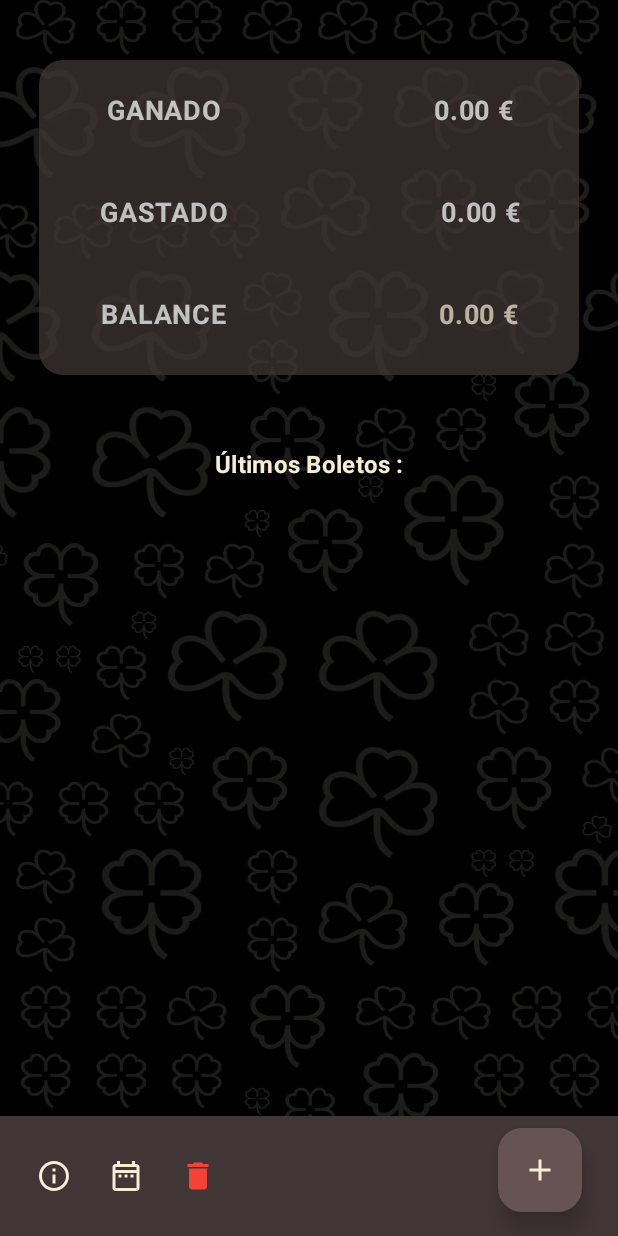
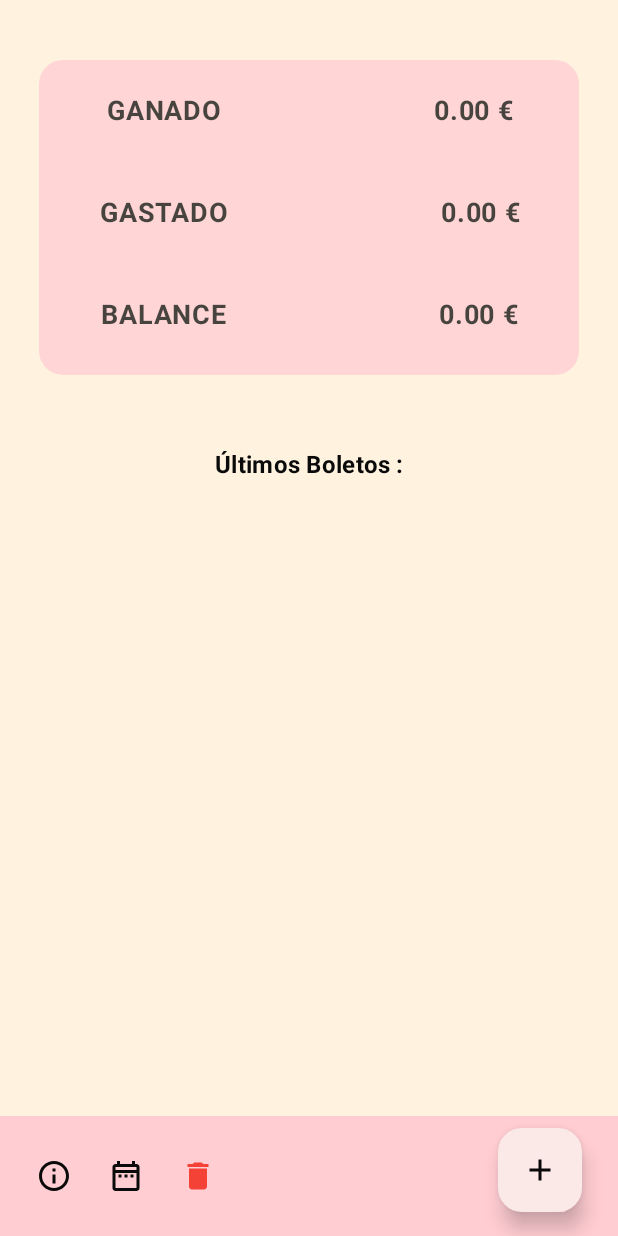
Before and after one commit to petyo-petkov/LotteryBalance, an Android app built with Jetpack Compose: the screen it shows after launch (MainActivity), on a phone screen of 412 x 824 dp. Run offline under Robolectric (Android 15) with nearby library versions, the light colour scheme and no system bars; our stand-ins replace Dagger/Hilt's generated code, Room's generated code; libraries missing offline, so code that uses them is left out: com.google.mlkit.vision.

Commit message:
ui theme

```diff
--- a/app/src/main/java/com/example/lotterybalance/presentation/firstScreen/BalanceCard.kt
+++ b/app/src/main/java/com/example/lotterybalance/presentation/firstScreen/BalanceCard.kt
@@ -27,10 +27,11 @@ import kotlin.text.Typography.euro
 fun BalanceCard(gastado: Double, ganado: Double) {
 
     val balance = ganado - gastado
+    @Composable
     fun cambiarColor(valor: Double): Color {
         val colorMayor = Color(0xFF00C853)
         val colorMenor = Color(0xFFEF5350)
-        val colorNeutro = Color(0xFFF8EDD5)
+        val colorNeutro = MaterialTheme.colorScheme.tertiary
 
         val colorBalance: Color = if (valor > 0.0) {
             colorMayor
@@ -47,20 +48,20 @@ fun BalanceCard(gastado: Double, ganado: Double) {
             .size(360.dp, 210.dp)
             .alpha(0.75F),
         shape = ShapeDefaults.Large,
-        colors = CardDefaults.cardColors(containerColor = Color(0xFF413535))
+        colors = CardDefaults.cardColors(containerColor = MaterialTheme.colorScheme.primary)
 
     ) {
 
         Fila(
             texto = "GANADO",
             valor = String.format(locale = Locale.ENGLISH, "%.2f", ganado),
-            color = Color.White
+            color = MaterialTheme.colorScheme.tertiary
         )
 
         Fila(
             texto = "GASTADO",
             valor = String.format(locale = Locale.ENGLISH, "%.2f", gastado),
-            color = Color.White
+            color = MaterialTheme.colorScheme.tertiary
         )
 
         Fila(
@@ -91,7 +92,7 @@ fun Fila(texto: String, valor: String, color: Color) {
             fontSize = 18.sp,
             textAlign = TextAlign.Start,
             fontWeight = FontWeight.Bold,
-            color = Color.White,
+            color = MaterialTheme.colorScheme.tertiary,
             style = MaterialTheme.typography.bodyLarge
         )
         Spacer(modifier = Modifier.padding(horizontal = 70.dp))
--- a/app/src/main/java/com/example/lotterybalance/presentation/firstScreen/BottomBar.kt
+++ b/app/src/main/java/com/example/lotterybalance/presentation/firstScreen/BottomBar.kt
@@ -20,6 +20,7 @@ import androidx.compose.material3.ExperimentalMaterial3Api
 import androidx.compose.material3.Icon
 import androidx.compose.material3.IconButton
 import androidx.compose.material3.IconButtonDefaults
+import androidx.compose.material3.MaterialTheme
 import androidx.compose.material3.Text
 import androidx.compose.material3.TextButton
 import androidx.compose.material3.rememberDateRangePickerState
@@ -77,12 +78,9 @@ fun BottomBar(
             }
 
             // sel. fechas
-            IconButton(onClick = { openDialog = true },
-                colors = IconButtonDefaults.iconButtonColors(
-                    contentColor = Color(0xFFF8EDD5)
-                )
-
-            ){
+            IconButton(onClick = { openDialog = true }
+            )
+            {
                 Icon(Icons.Outlined.DateRange, contentDescription = null)
             }
 
@@ -98,8 +96,8 @@ fun BottomBar(
         },
         modifier = Modifier,
         floatingActionButton = { FAB() },
-        containerColor = Color(0xFF413535),
-        contentColor = Color(0xFFF8EDD5),
+        containerColor = MaterialTheme.colorScheme.primary,
+        contentColor = MaterialTheme.colorScheme.tertiary,
         contentPadding = PaddingValues(horizontal = 12.dp)
     )
 
@@ -116,7 +114,7 @@ fun BottomBar(
                     },
                     enabled = state.selectedEndDateMillis != null
                 ) {
-                    Text(text = "Ok", color = Color.White)
+                    Text(text = "Ok", color = MaterialTheme.colorScheme.tertiary)
                 }
             },
             modifier = Modifier,
@@ -126,7 +124,7 @@ fun BottomBar(
                         openDialog = false
                     }
                 ) {
-                    Text("Cancel", color = Color.White)
+                    Text("Cancel", color = MaterialTheme.colorScheme.tertiary)
                 }
             }
         ) {
--- a/app/src/main/java/com/example/lotterybalance/presentation/firstScreen/DialogoBorrar.kt
+++ b/app/src/main/java/com/example/lotterybalance/presentation/firstScreen/DialogoBorrar.kt
@@ -1,10 +1,10 @@
 package com.example.lotterybalance.presentation.firstScreen
 
 import androidx.compose.material3.AlertDialog
+import androidx.compose.material3.MaterialTheme
 import androidx.compose.material3.Text
 import androidx.compose.material3.TextButton
 import androidx.compose.runtime.Composable
-import androidx.compose.ui.graphics.Color
 
 @Composable
 fun DialogoBorrar(
@@ -20,13 +20,13 @@ fun DialogoBorrar(
                     onConfirm()
                     onDismiss()
                                      },) {
-                    Text(text = "BORRAR", color = Color.White)
+                    Text(text = "BORRAR", color = MaterialTheme.colorScheme.tertiary)
                 }
             },
             dismissButton = {
                 TextButton(onClick = { onDismiss() }) {
                     Text(text = "CANCELAR",
-                        color = Color.White)
+                        color = MaterialTheme.colorScheme.tertiary)
 
                 }
             },
--- a/app/src/main/java/com/example/lotterybalance/presentation/firstScreen/DialogoBorrarUno.kt
+++ b/app/src/main/java/com/example/lotterybalance/presentation/firstScreen/DialogoBorrarUno.kt
@@ -1,6 +1,7 @@
 package com.example.lotterybalance.presentation.firstScreen
 
 import androidx.compose.material3.AlertDialog
+import androidx.compose.material3.MaterialTheme
 import androidx.compose.material3.Text
 import androidx.compose.material3.TextButton
 import androidx.compose.runtime.Composable
@@ -21,13 +22,13 @@ fun DialogoBorrarUno(
                     onConfirm()
                     onDismiss()
                 },) {
-                    Text(text = "BORRAR", color = Color.White)
+                    Text(text = "BORRAR", color = MaterialTheme.colorScheme.tertiary)
                 }
             },
             dismissButton = {
                 TextButton(onClick = { onDismiss() }) {
                     Text(text = "CANCELAR",
-                        color = Color.White)
+                        color = MaterialTheme.colorScheme.tertiary)
 
                 }
             },
--- a/app/src/main/java/com/example/lotterybalance/presentation/firstScreen/FAB.kt
+++ b/app/src/main/java/com/example/lotterybalance/presentation/firstScreen/FAB.kt
@@ -5,9 +5,9 @@ import androidx.compose.material.icons.filled.Add
 import androidx.compose.material3.FloatingActionButton
 import androidx.compose.material3.FloatingActionButtonDefaults
 import androidx.compose.material3.Icon
+import androidx.compose.material3.MaterialTheme
 import androidx.compose.runtime.Composable
 import androidx.compose.ui.Modifier
-import androidx.compose.ui.graphics.Color
 import androidx.compose.ui.unit.dp
 import androidx.hilt.navigation.compose.hiltViewModel
 import com.example.lotterybalance.viewModels.MainViewModel
@@ -18,8 +18,8 @@ fun FAB(viewModel: MainViewModel = hiltViewModel()) {
     FloatingActionButton(
         onClick = { viewModel.startScanning() },
         modifier = Modifier,
-        containerColor = Color(0xFF665454),
-        contentColor = Color(0xFFF8EDD5),
+        containerColor = MaterialTheme.colorScheme.secondary,
+        contentColor = MaterialTheme.colorScheme.tertiary,
         elevation = FloatingActionButtonDefaults.elevation(8.dp)
     ) {
         Icon(Icons.Filled.Add, null)
--- a/app/src/main/java/com/example/lotterybalance/presentation/firstScreen/ScreenContent.kt
+++ b/app/src/main/java/com/example/lotterybalance/presentation/firstScreen/ScreenContent.kt
@@ -1,5 +1,6 @@
 package com.example.lotterybalance.presentation.firstScreen
 
+import androidx.compose.foundation.background
 import androidx.compose.foundation.layout.Column
 import androidx.compose.foundation.layout.Spacer
 import androidx.compose.foundation.layout.fillMaxSize
@@ -10,14 +11,9 @@ import androidx.compose.material3.Text
 import androidx.compose.runtime.Composable
 import androidx.compose.ui.Alignment
 import androidx.compose.ui.Modifier
-import androidx.compose.ui.draw.paint
-import androidx.compose.ui.graphics.Color
-import androidx.compose.ui.layout.ContentScale
-import androidx.compose.ui.res.painterResource
 import androidx.compose.ui.text.font.FontWeight
 import androidx.compose.ui.text.style.TextAlign
 import androidx.compose.ui.unit.dp
-import com.example.lotterybalance.R
 import com.example.lotterybalance.viewModels.BoletoViewModel
 
 @Composable
@@ -43,10 +39,11 @@ fun Content(
         horizontalAlignment = Alignment.CenterHorizontally,
         modifier = Modifier
             .fillMaxSize()
-            .paint(
-                painter = painterResource(id = R.drawable.fondo1),
-                contentScale = ContentScale.FillBounds
-            )
+            .background(MaterialTheme.colorScheme.background)
+           // .paint(
+           //     painter = painterResource(id = R.drawable.fondo1),
+           //     contentScale = ContentScale.FillBounds
+           // )
     )
     {
         Spacer(modifier = Modifier.padding(20.dp))
@@ -56,7 +53,7 @@ fun Content(
         Spacer(modifier = Modifier.padding(24.dp))
 
         Text(
-            color = Color(0xFFF8EDD5),
+            color = MaterialTheme.colorScheme.tertiary,
             text = "Últimos Boletos :",
             modifier = Modifier.fillMaxWidth(),
             textAlign = TextAlign.Center,
@@ -70,4 +67,5 @@ fun Content(
     }
 
 
+
 }
--- a/app/src/main/java/com/example/lotterybalance/presentation/secondScreen/SecFAB.kt
+++ b/app/src/main/java/com/example/lotterybalance/presentation/secondScreen/SecFAB.kt
@@ -6,9 +6,9 @@ import androidx.compose.material.icons.automirrored.filled.ArrowBack
 import androidx.compose.material3.FloatingActionButton
 import androidx.compose.material3.FloatingActionButtonDefaults
 import androidx.compose.material3.Icon
+import androidx.compose.material3.MaterialTheme
 import androidx.compose.runtime.Composable
 import androidx.compose.ui.Modifier
-import androidx.compose.ui.graphics.Color
 import androidx.compose.ui.unit.dp
 import androidx.navigation.NavController
 import com.example.lotterybalance.navigation.AppScreens
@@ -22,8 +22,8 @@ fun SecFAB(navController: NavController) {
             }
         },
         modifier = Modifier.padding(bottom = 24.dp, end = 18.dp),
-        containerColor = Color(0xFF665454),
-        contentColor = Color(0xFFF8EDD5),
+        containerColor = MaterialTheme.colorScheme.secondary,
+        contentColor = MaterialTheme.colorScheme.tertiary,
         elevation = FloatingActionButtonDefaults.elevation(4.dp)
 
     ) {
--- a/app/src/main/java/com/example/lotterybalance/repo/MainRepo.kt
+++ b/app/src/main/java/com/example/lotterybalance/repo/MainRepo.kt
@@ -31,6 +31,8 @@ class MainRepo @Inject constructor(
                 }
                 .addOnFailureListener {
                     Toast.makeText(context, it.message, Toast.LENGTH_LONG).show()
+                    Toast.makeText(context, "codigo no compatible o ya existe", Toast.LENGTH_LONG)
+                        .show()
                 }
             awaitClose { }
         }
--- a/app/src/main/java/com/example/lotterybalance/ui/theme/Color.kt
+++ b/app/src/main/java/com/example/lotterybalance/ui/theme/Color.kt
@@ -2,10 +2,12 @@ package com.example.lotterybalance.ui.theme
 
 import androidx.compose.ui.graphics.Color
 
-val Primario = Color(0xFF413535)
-val Secundario = Color(0xFF665454)
-val Contenido = Color(0xFFF8EDD5)
+val Chocolate = Color(0xFF413535)
+val Cacao = Color(0xFF665454)
+val Texto = Color(0xFFF8EDD5)
+val backgroundOscuro = Color(0xFF0E0E0E)
 
-val Background = Color(0xFF4D4C4C)
-val PurpleGrey40 = Color(0xFF625b71)
-val Pink40 = Color(0xFF7D5260)
+val Clarito = Color(0xFFFFCDD2)
+val Banana = Color(0xFFFBE9E7)
+val TextoOscuro = Color(0xFF0A0A0A)
+val backgroundClaro = Color(0xFFFFF3E0)
--- a/app/src/main/java/com/example/lotterybalance/ui/theme/Theme.kt
+++ b/app/src/main/java/com/example/lotterybalance/ui/theme/Theme.kt
@@ -1,7 +1,6 @@
 package com.example.lotterybalance.ui.theme
 
 import android.app.Activity
-import android.os.Build
 import androidx.compose.foundation.isSystemInDarkTheme
 import androidx.compose.material3.MaterialTheme
 import androidx.compose.material3.darkColorScheme
@@ -10,32 +9,35 @@ import androidx.compose.material3.dynamicLightColorScheme
 import androidx.compose.material3.lightColorScheme
 import androidx.compose.runtime.Composable
 import androidx.compose.runtime.SideEffect
-import androidx.compose.ui.graphics.Color
 import androidx.compose.ui.graphics.toArgb
 import androidx.compose.ui.platform.LocalContext
 import androidx.compose.ui.platform.LocalView
 import androidx.core.view.WindowCompat
 
 private val DarkColorScheme = darkColorScheme(
-    primary = Color(0xFF413535),
-    secondary = Color(0xFF665454),
-    tertiary = Color(0xFFF8EDD5)
+    primary = Chocolate,
+    secondary = Cacao,
+    tertiary = Texto,
+    background = backgroundOscuro,
+
 )
 
 private val LightColorScheme = lightColorScheme(
-    primary = Color(0xFF665454),
-    secondary = PurpleGrey40,
-    tertiary = Pink40
-
-    /* Other default colors to override
-    background = Color(0xFFFFFBFE),
-    surface = Color(0xFFFFFBFE),
+    primary = Clarito,
+    secondary = Banana,
+    tertiary = TextoOscuro,
+    background = backgroundClaro
+/*
+    background = Color(0xFF272727),
+    surface = Chocolate,
     onPrimary = Color.White,
-    onSecondary = Color.White,
+    onSecondary = Color.Black,
     onTertiary = Color.White,
     onBackground = Color(0xFF1C1B1F),
     onSurface = Color(0xFF1C1B1F),
-    */
+
+ */
+
 )
 
 @Composable
@@ -46,7 +48,7 @@ fun LotteryBalanceTheme(
     content: @Composable () -> Unit
 ) {
     val colorScheme = when {
-        dynamicColor && Build.VERSION.SDK_INT >= Build.VERSION_CODES.S -> {
+        dynamicColor -> {
             val context = LocalContext.current
             if (darkTheme) dynamicDarkColorScheme(context) else dynamicLightColorScheme(context)
         }
@@ -59,7 +61,8 @@ fun LotteryBalanceTheme(
         SideEffect {
             val window = (view.context as Activity).window
             window.statusBarColor = colorScheme.primary.toArgb()
-            WindowCompat.getInsetsController(window, view).isAppearanceLightStatusBars = false
+            WindowCompat.getInsetsController(window, view).isAppearanceLightStatusBars = !darkTheme
+
         }
     }
 
--- a/app/src/main/java/com/example/lotterybalance/viewModels/MainViewModel.kt
+++ b/app/src/main/java/com/example/lotterybalance/viewModels/MainViewModel.kt
@@ -1,9 +1,7 @@
 package com.example.lotterybalance.viewModels
 
 import android.annotation.SuppressLint
-import android.content.Context
 import android.util.Log
-import android.widget.Toast
 import androidx.compose.runtime.getValue
 import androidx.compose.runtime.mutableStateOf
 import androidx.compose.runtime.setValue
@@ -27,7 +25,6 @@ class MainViewModel @Inject constructor(
 
     private val repo: MainRepo,
     private val dao: BoletoDao,
-    private val context: Context,
 
     ) : ViewModel() {
 
@@ -39,8 +36,7 @@ class MainViewModel @Inject constructor(
                 .flowOn(Dispatchers.IO)
                 .catch { error ->
                     Log.i("tag", "Error: ${error.message}")
-                    Toast.makeText(context, "codigo no compatible o ya existe", Toast.LENGTH_LONG)
-                        .show()
+
 
                 }
                 .flowOn(Dispatchers.IO)
```
Also changed, not shown: app/src/main/java/com/example/lotterybalance/presentation/firstScreen/CardContentBoleto.kt (+4 -5 lines), app/src/main/java/com/example/lotterybalance/presentation/firstScreen/InfoDialog.kt (+11 -11 lines), app/src/main/java/com/example/lotterybalance/presentation/firstScreen/LazyFila.kt (+4 -7 lines), app/src/main/java/com/example/lotterybalance/presentation/secondScreen/SecScreenContent.kt (+7 -9 lines).
